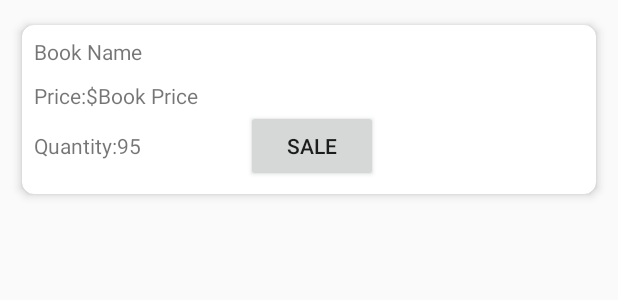
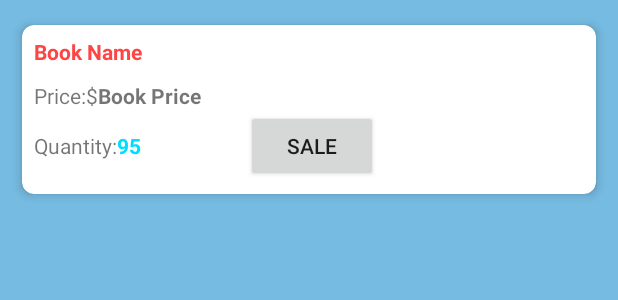
Before and after one commit to ranajeet2205/BookStore, an Android app: the layout list_item.xml on its own in the app's theme, with its tools: preview values and no code run, on a phone screen of 412 x 824 dp. Shown: the top 300 px of the screen. Run offline under Robolectric (Android 15) with nearby library versions, the light colour scheme and no system bars.

Commit message:
Final Commit

```diff
--- a/app/src/main/java/com/example/android/bookstore/data/BookProvider.java
+++ b/app/src/main/java/com/example/android/bookstore/data/BookProvider.java
@@ -117,7 +117,7 @@
 
     }
 
-    private Uri insertBook(Uri uri,ContentValues values){
+    private Uri insertBook(Uri uri, ContentValues values){
 
         SQLiteDatabase database = bookDbHelper.getWritableDatabase();
 
@@ -213,7 +213,7 @@
 
 
         if (values.containsKey(BookEntry.COLUMN_PRICE)){
-            String bookPrice = values.getAsString(BookEntry.COLUMN_PRICE);
+            Integer bookPrice = values.getAsInteger(BookEntry.COLUMN_PRICE);
             if (bookPrice==null){
                 throw new IllegalArgumentException("Enter Book Price");
             }
@@ -221,7 +221,7 @@
 
 
         if (values.containsKey(BookEntry.COLUMN_QUANTITY)){
-            String bookQuantity = values.getAsString(BookEntry.COLUMN_QUANTITY);
+            Integer bookQuantity = values.getAsInteger(BookEntry.COLUMN_QUANTITY);
             if (bookQuantity==null){
                 throw new IllegalArgumentException("Enter Book Quantity");
             }
--- a/app/src/main/res/layout/list_item.xml
+++ b/app/src/main/res/layout/list_item.xml
@@ -5,6 +5,7 @@
     android:layout_width="match_parent"
     android:layout_height="match_parent"
     android:descendantFocusability="blocksDescendants"
+    android:background="#76bbe1"
     android:orientation="vertical">
 
     <android.support.v7.widget.CardView
@@ -26,6 +27,8 @@
                 android:layout_width="wrap_content"
                 android:layout_height="wrap_content"
                 android:layout_marginBottom="@dimen/size_10dp"
+                android:textColor="@android:color/holo_red_light"
+                android:textStyle="bold"
                 tools:text="Book Name" />
 
             <LinearLayout
@@ -42,6 +45,7 @@
                     android:id="@+id/book_price"
                     android:layout_width="wrap_content"
                     android:layout_height="wrap_content"
+                    android:textStyle="bold"
                     tools:text="Book Price" />
             </LinearLayout>
 
@@ -60,6 +64,8 @@
                     android:id="@+id/book_quantity"
                     android:layout_width="wrap_content"
                     android:layout_height="wrap_content"
+                    android:textColor="@android:color/holo_blue_bright"
+                    android:textStyle="bold"
                     tools:text="95" />
 
                 <Button
```
Also changed, not shown: app/src/main/java/com/example/android/bookstore/BookCursorAdapter.java (+5 -4 lines), app/src/main/java/com/example/android/bookstore/EditorActivity.java (+33 -8 lines).
